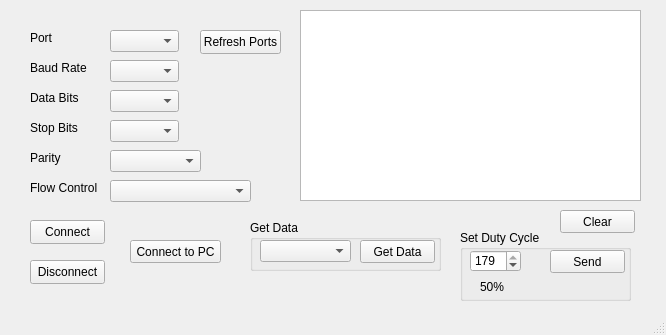
Before: the Qt Designer form mainwindow.ui in doub1eG/QtECHs, drawn with Qt 5.
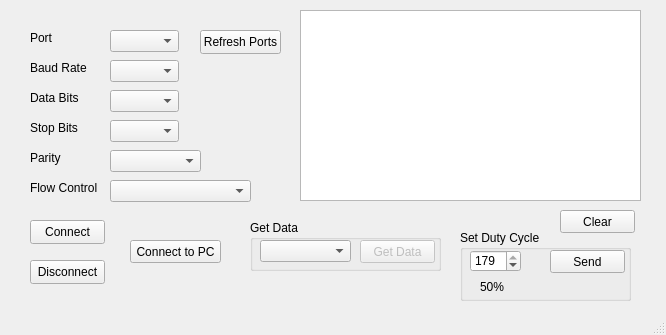
After: the same form once the commit is applied.

```diff
--- a/mainwindow.ui
+++ b/mainwindow.ui
@@ -305,6 +305,9 @@
      </property>
     </widget>
     <widget class="QPushButton" name="btn_getData">
+     <property name="enabled">
+      <bool>false</bool>
+     </property>
      <property name="geometry">
       <rect>
        <x>110</x>
```
